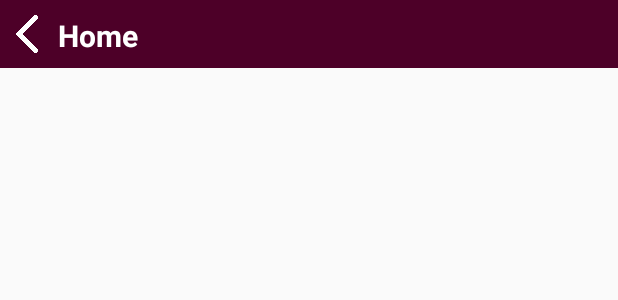
After one commit to BetyDobre/VirtualMakeover-Android_AR_app, an Android app: the layout activity_whislist.xml on its own in the app's theme, with its tools: preview values and no code run, on a phone screen of 412 x 824 dp. The commit adds this screen. Shown: the top 300 px of the screen. Run offline under Robolectric (Android 15) with nearby library versions, the phone set to English and light mode, and no system bars.

Commit message:
added Whislist

```diff
--- a/app/src/main/AndroidManifest.xml
+++ b/app/src/main/AndroidManifest.xml
@@ -22,7 +22,8 @@
         android:supportsRtl="true"
         android:theme="@style/Theme.ARShop"
         tools:replace="android:icon,android:theme">
-        <activity android:name=".AboutUsActivity"></activity>
+        <activity android:name=".WhislistActivity"></activity>
+        <activity android:name=".AboutUsActivity" />
         <!--
              The API key for Google Maps-based APIs is defined as a string resource.
              (See the file "res/values/google_maps_api.xml").
--- a/app/src/main/java/com/shop/CartActivity.java
+++ b/app/src/main/java/com/shop/CartActivity.java
@@ -70,11 +70,13 @@ public class CartActivity extends AppCompatActivity {
                     emptyCartImg.setVisibility(View.VISIBLE);
                     layout.setVisibility(View.GONE);
                     totalPriceTxt.setVisibility(View.GONE);
+                    deliveryTxt.setVisibility(View.GONE);
                 }
                 else {
                     emptyCartImg.setVisibility(View.GONE);
                     layout.setVisibility(View.VISIBLE);
                     totalPriceTxt.setVisibility(View.VISIBLE);
+                    deliveryTxt.setVisibility(View.VISIBLE);
                 }
             }
 
--- a/app/src/main/java/com/shop/HomeActivity.java
+++ b/app/src/main/java/com/shop/HomeActivity.java
@@ -41,6 +41,7 @@ import com.squareup.picasso.Picasso;
 
 import androidx.annotation.NonNull;
 import androidx.appcompat.app.ActionBarDrawerToggle;
+import androidx.appcompat.widget.WithHint;
 import androidx.core.view.GravityCompat;
 import androidx.drawerlayout.widget.DrawerLayout;
 import androidx.appcompat.app.AppCompatActivity;
@@ -366,6 +367,10 @@ public class HomeActivity extends AppCompatActivity implements NavigationView.On
             Intent intent = new Intent(HomeActivity.this, AboutUsActivity.class);
             startActivity(intent);
         }
+        else if (id == R.id.nav_whislist){
+            Intent intent = new Intent(HomeActivity.this, WhislistActivity.class);
+            startActivity(intent);
+        }
 
         DrawerLayout drawer = (DrawerLayout) findViewById(R.id.drawer_layout);
         drawer.closeDrawer(GravityCompat.START);
--- a/app/src/main/res/layout/activity_cart.xml
+++ b/app/src/main/res/layout/activity_cart.xml
@@ -1,6 +1,6 @@
 <?xml version="1.0" encoding="utf-8"?>
 <androidx.core.widget.NestedScrollView xmlns:android="http://schemas.android.com/apk/res/android"
-    android:layout_width="fill_parent"
+    android:layout_width="match_parent"
     android:layout_height="fill_parent"
     android:fillViewport="true">
 <RelativeLayout xmlns:android="http://schemas.android.com/apk/res/android"
--- /dev/null
+++ b/app/src/main/res/layout/activity_whislist.xml
@@ -0,0 +1,59 @@
+<?xml version="1.0" encoding="utf-8"?>
+<RelativeLayout xmlns:android="http://schemas.android.com/apk/res/android"
+    xmlns:app="http://schemas.android.com/apk/res-auto"
+    xmlns:tools="http://schemas.android.com/tools"
+    android:layout_width="match_parent"
+    android:layout_height="match_parent"
+    tools:context=".WhislistActivity">
+
+    <RelativeLayout
+        android:id="@+id/rll17"
+        android:layout_width="match_parent"
+        android:layout_height="wrap_content"
+        android:background="@color/colorPrimary"
+        android:layout_alignParentTop="true">
+
+        <ImageView
+            android:id="@+id/back_to_home_from_whislist_img"
+            android:layout_width="25dp"
+            android:layout_height="25dp"
+            android:layout_marginTop="10dp"
+            android:layout_marginBottom="10dp"
+            android:layout_marginStart="5dp"
+            android:src="@drawable/back"/>
+
+        <TextView
+            android:id="@+id/back_to_home_from_whislist_txt"
+            android:layout_width="match_parent"
+            android:layout_height="wrap_content"
+            android:text="Home"
+            android:textColor="@color/white"
+            android:textSize="20dp"
+            android:layout_toRightOf="@id/back_to_home_from_whislist_img"
+            android:layout_marginStart="8dp"
+            android:textStyle="bold"
+            android:layout_marginTop="10dp"
+            />
+    </RelativeLayout>
+
+    <androidx.recyclerview.widget.RecyclerView
+        android:id="@+id/whislist"
+        android:layout_width="match_parent"
+        android:layout_height="wrap_content"
+        android:scrollbars="vertical"
+        android:layout_below="@+id/rll17">
+    </androidx.recyclerview.widget.RecyclerView>
+
+    <TextView
+        android:id="@+id/no_whislist_txt"
+        android:layout_width="match_parent"
+        android:layout_height="wrap_content"
+        android:text="No items in whislist."
+        android:textColor="#2e2e2e"
+        android:textSize="25dp"
+        android:layout_centerHorizontal="true"
+        android:layout_centerVertical="true"
+        android:gravity="center"
+        android:visibility="invisible"/>
+
+</RelativeLayout>
--- a/app/src/main/res/menu/activity_home_drawer.xml
+++ b/app/src/main/res/menu/activity_home_drawer.xml
@@ -13,6 +13,11 @@
             android:id="@+id/nav_cart"
             android:icon="@drawable/nav_cart"
             android:title="Cart"
+            android:iconTint="@color/white"/>
+        <item
+            android:id="@+id/nav_whislist"
+            android:icon="@drawable/nav_whislist"
+            android:title="Whislist"
             android:iconTint="@color/white"/>
         <item
             android:id="@+id/nav_search"
```
Also changed, not shown: app/src/main/java/com/shop/ProductDetailsActivity.java (+71 -1 lines), app/src/main/java/com/shop/WhislistActivity.java (added, +153 -0 lines), app/src/main/res/layout/activity_product_details.xml (+28 -0 lines), app/src/main/res/drawable/nav_whislist.png (added), app/src/main/res/drawable/wishlist.png (added), app/src/main/res/drawable/wishlistremoved.png (added).
